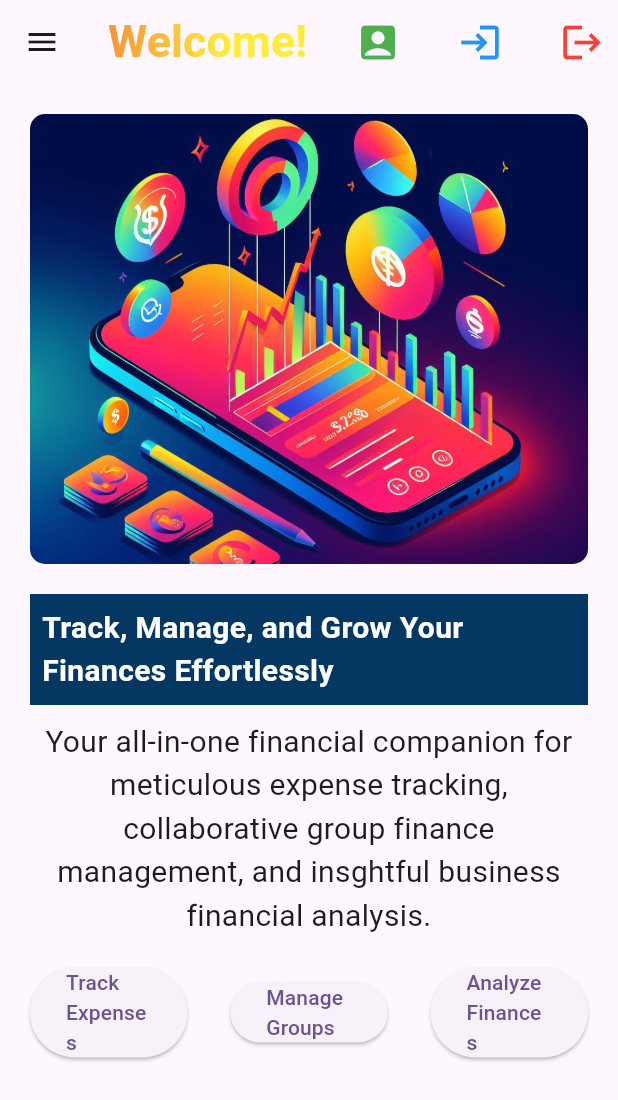
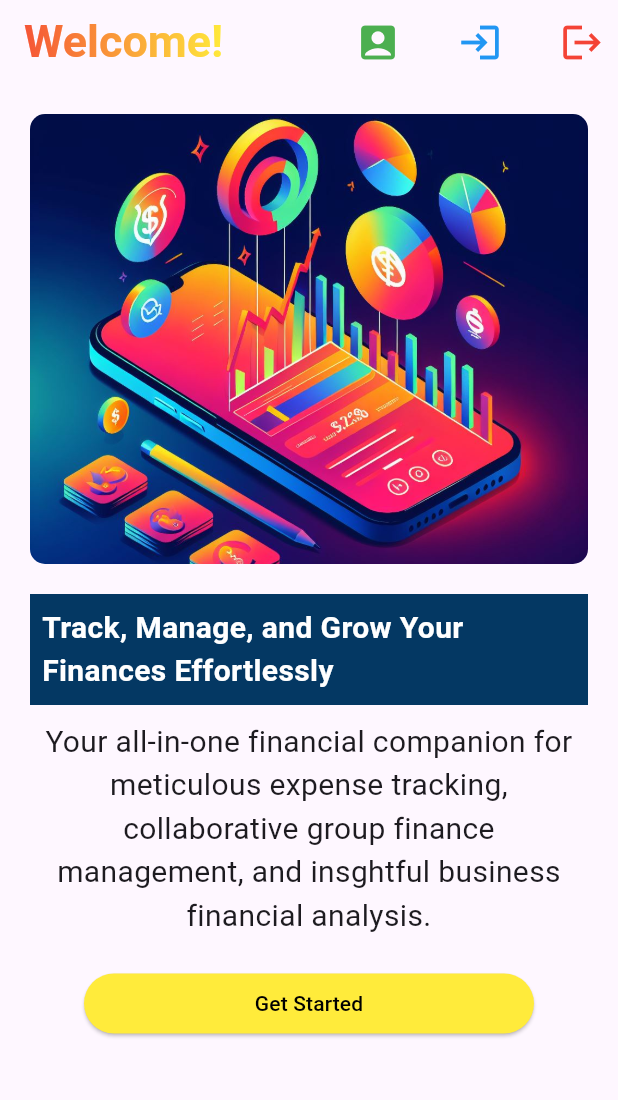
Before and after one commit to Maureen-Mwendwa/Personal-Finance-App, a Flutter app: the screen it shows after launch, on a phone screen of 412 x 824 dp. Shown: the top 1100 px of the screen. Run offline on Flutter 3.47's test engine with Material 3 defaults, Android fonts, the phone set to English and light mode, and no system bars; our stand-ins replace email_validator, flutter_login, flutter_pw_validator.

Commit message:
Updated the homepage to include a Get started button that allows users to create an account

```diff
--- a/lib/main.dart
+++ b/lib/main.dart
@@ -47,19 +47,19 @@ class HomePage extends StatelessWidget {
     return LayoutBuilder(builder: (context, constraints) {
       return Scaffold(
         appBar: AppBar(
-            leading: Builder(
-              //The leading widget is in the top left, the actions are in the top right. The Builder is used to ensure that the context refers to that part of the subtree. That way this code snippet can be used even inside the very code that is creating the [Scaffold] (in which case, without the [Builder], the 'context' wouldn't be able to see the [Scaffold])
-              builder: (BuildContext context) {
-                return IconButton(
-                  icon: const Icon(Icons.menu),
-                  onPressed: () {
-                    Scaffold.of(context).openDrawer();
-                  },
-                  tooltip:
-                      MaterialLocalizations.of(context).openAppDrawerTooltip,
-                );
-              },
-            ),
+            // leading: Builder(
+            //The leading widget is in the top left, the actions are in the top right. The Builder is used to ensure that the context refers to that part of the subtree. That way this code snippet can be used even inside the very code that is creating the [Scaffold] (in which case, without the [Builder], the 'context' wouldn't be able to see the [Scaffold])
+            // builder: (BuildContext context) {
+            // return IconButton(
+            //   icon: const Icon(Icons.menu),
+            //   onPressed: () {
+            //     Scaffold.of(context).openDrawer();
+            //   },
+            //   tooltip:
+            //       MaterialLocalizations.of(context).openAppDrawerTooltip,
+            // );
+            // }
+            // ),
             title: Text('Welcome!',
                 style: TextStyle(
                     fontWeight: FontWeight.bold,
@@ -93,15 +93,10 @@ class HomePage extends StatelessWidget {
                           onPressed: () => Navigator.pop(context),
                           child: Text('Cancel'),
                         ),
-                        // TextButton(
-                        //   onPressed: () => print('Create button Clicked'),
                         //   //call the form submission logic from custom form
                         //   //Assuming having a method like 'submitForm' in the form widget e.g.
                         //   //if(MyCustomForm.submitForm()){
                         //   //Implement account creation logic here Navigator.pop(context);}
-
-                        //   child: Text('Create'),
-                        // ),
                       ],
                     ),
                   );
@@ -111,7 +106,22 @@ class HomePage extends StatelessWidget {
               IconButton(
                 icon: const Icon(Icons.login, color: Colors.blue, size: 30),
                 tooltip: 'Login',
-                onPressed: () => LoginScreen(),
+                onPressed: () {
+                  //Show a dialog to create a new account
+                  showDialog(
+                    context: context,
+                    builder: (context) => AlertDialog(
+                      title: Text('Login to your account'),
+                      content: LoginScreen(),
+                      actions: [
+                        TextButton(
+                          onPressed: () => Navigator.pop(context),
+                          child: Text('Cancel'),
+                        ),
+                      ],
+                    ),
+                  );
+                },
               ),
               const SizedBox(width: 20),
               IconButton(
@@ -162,30 +172,31 @@ class HomePage extends StatelessWidget {
               SizedBox(height: 20.0),
               // Action buttons
               Row(
-                mainAxisAlignment: MainAxisAlignment.spaceBetween,
+                mainAxisAlignment: MainAxisAlignment.center,
                 children: [
                   SizedBox(
-                    width: 105.0,
+                    width: 300.0,
                     child: ElevatedButton(
-                      onPressed: () =>
-                          Navigator.pushNamed(context, '/expensetrackingpage'),
-                      child: Text('Track Expenses'),
-                    ),
-                  ),
-                  SizedBox(
-                    width: 105.0,
-                    child: ElevatedButton(
-                      onPressed: () =>
-                          Navigator.pushNamed(context, '/grouppage'),
-                      child: Text('Manage Groups'),
-                    ),
-                  ),
-                  SizedBox(
-                    width: 105.0,
-                    child: ElevatedButton(
-                      onPressed: () =>
-                          Navigator.pushNamed(context, '/financepage'),
-                      child: Text('Analyze Finances'),
+                      style: ElevatedButton.styleFrom(
+                          backgroundColor: Colors.yellow),
+                      onPressed: () {
+                        //Show a dialog to create a new account
+                        showDialog(
+                          context: context,
+                          builder: (context) => AlertDialog(
+                            title: Text('Create Account'),
+                            content: MyCustomForm(),
+                            actions: [
+                              TextButton(
+                                onPressed: () => Navigator.pop(context),
+                                child: Text('Cancel'),
+                              ),
+                            ],
+                          ),
+                        );
+                      },
+                      child: Text('Get Started',
+                          style: TextStyle(color: Colors.black)),
                     ),
                   ),
                 ],
```
